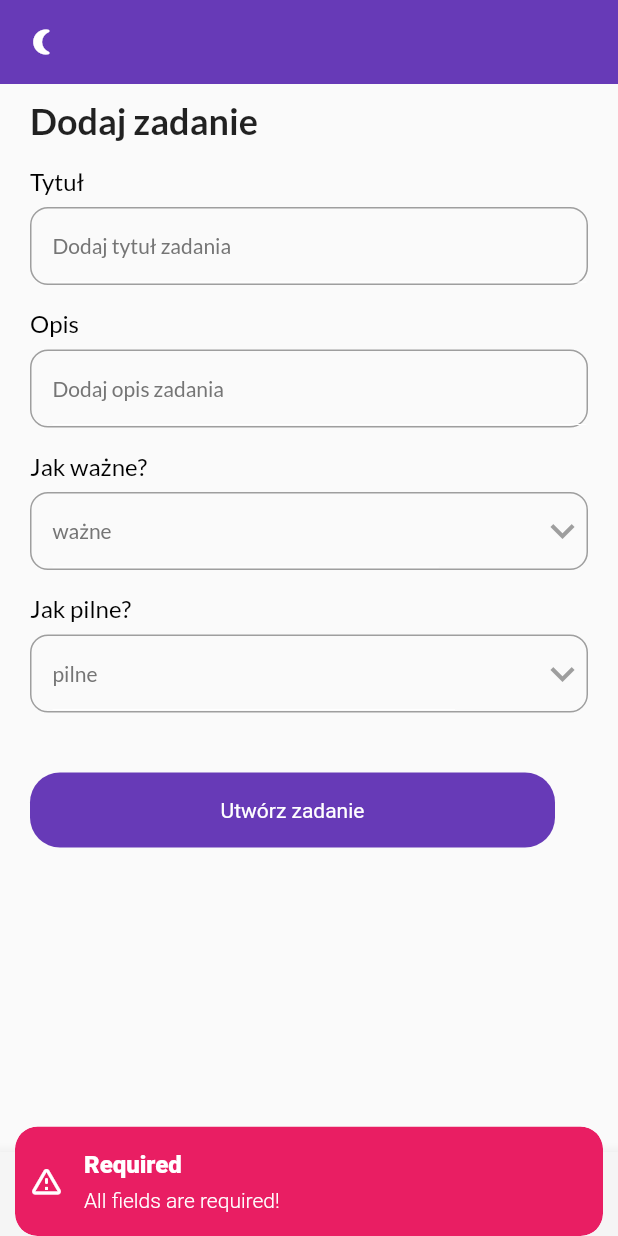
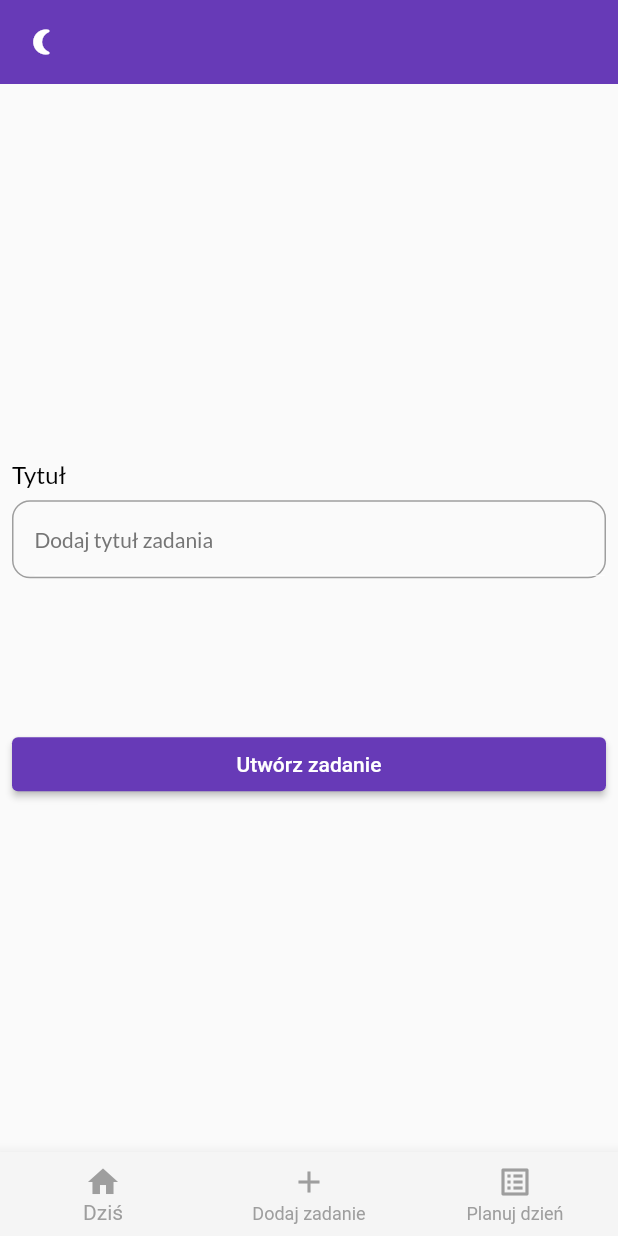
Before and after one commit to uchmielewska/Einsenhover-planner, a Flutter app: the AddTaskScreen screen opened by its route, item 2 of the bottom bar chosen, after a tap on "Utwórz zadanie", on a phone screen of 412 x 824 dp. Run offline on Flutter 3.47's test engine with Material 2 defaults, Android fonts, the phone set to English and light mode, and no system bars; our stand-ins replace bloc, cloud_firestore, firebase_core, flutter_bloc, get, get_storage and 1 more; accounts and stored records are empty.

Commit message:
init add task

```diff
--- a/lib/ui/screens/add_task_screen.dart
+++ b/lib/ui/screens/add_task_screen.dart
@@ -7,6 +7,7 @@ import 'package:get/get.dart';
 
 import '../../business_logic/cubit/add_task/add_task_cubit.dart';
 import '../../services/theme_services.dart';
+import '../widgets/add_task_form.dart';
 import '../widgets/bottom_nagivation.dart';
 
 class AddTaskScreen extends StatefulWidget {
@@ -33,9 +34,48 @@ class _AddTaskScreenState extends State<AddTaskScreen> {
     return Scaffold(
         appBar: _appBar(),
         bottomNavigationBar: const BottomNavigationWidget(),
-      body: Container(
-          padding: const EdgeInsets.only(left: 20, right: 20, top: 10),
-          child: SingleChildScrollView(
+        body: BlocListener<AddTaskCubit, AddTaskState>(
+          listener: (ctx, state) {
+            if (state is TaskAdded) {
+              Navigator.pop(context);
+            }
+          },
+          child: Container(
+            padding: const EdgeInsets.symmetric(horizontal: 8, vertical: 8),
+            child: const AddTaskForm(),
+          ),
+        ));
+
+    // body: Container(
+    //     padding: const EdgeInsets.only(left: 20, right: 20, top: 10),
+    //     child: SingleChildScrollView(
+    //         child: Column(
+    //       crossAxisAlignment: CrossAxisAlignment.start,
+    //       children: [
+    //         Text("Dodaj zadanie", style: headingStyle),
+    //         MyInputField(
+    //             inputTitle: "Tytuł",
+    //             placeholder: "Dodaj tytuł zadania",
+    //             controller: _titleController),
+    //         MyInputField(
+    //             inputTitle: "Opis",
+    //             placeholder: "Dodaj opis zadania",
+    //             controller: _descriptionController),
+    //         _importanceSelect(context),
+    //         _prioritySelect(context),
+    //         Container(
+    //             padding: const EdgeInsets.only(top: 40),
+    //             child: MyButton(
+    //                 label: "Utwórz zadanie",
+    //                 onTap: () => _validateData(),
+    //                 isLong: true))
+    //       ],
+    //     ))),
+    // );
+  }
+
+  _addTaskForm() {
+    return SingleChildScrollView(
         child: Column(
       crossAxisAlignment: CrossAxisAlignment.start,
       children: [
@@ -57,8 +97,7 @@ class _AddTaskScreenState extends State<AddTaskScreen> {
                 onTap: () => _validateData(),
                 isLong: true))
       ],
-          ))),
-    );
+    ));
   }
 
   _validateData() {
--- a/lib/ui/screens/plan_day_screen.dart
+++ b/lib/ui/screens/plan_day_screen.dart
@@ -70,7 +70,7 @@ class _PlanDayState extends State<PlanDayScreen> {
       child: Column(
         crossAxisAlignment: CrossAxisAlignment.start,
         children: [
-          Text("Twoje zadania",
+          Text("Planuj dzień",
               style: headingStyle,
               selectionColor: Get.isDarkMode ? Colors.white : Colors.black),
         ],
--- /dev/null
+++ b/lib/ui/widgets/add_task_form.dart
@@ -0,0 +1,83 @@
+import 'package:flutter/material.dart';
+import 'package:flutter_bloc/flutter_bloc.dart';
+
+import '../../business_logic/cubit/add_task/add_task_cubit.dart';
+import 'input_field.dart';
+
+class AddTaskForm extends StatefulWidget {
+  const AddTaskForm({Key? key}) : super(key: key);
+
+  @override
+  State<StatefulWidget> createState() {
+    return AddTaskFormState();
+  }
+}
+
+class AddTaskFormState extends State<AddTaskForm> {
+  String _title = '';
+  String _description = '';
+  bool isPrior = true;
+  bool isImportant = true;
+
+  final TextEditingController _titleController = TextEditingController();
+
+  final GlobalKey<FormState> _formKey = GlobalKey<FormState>();
+
+  Widget _buildNameField() {
+    return MyInputField(
+        inputTitle: "Tytuł",
+        placeholder: "Dodaj tytuł zadania",
+        controller: _titleController);
+    // return TextFormField(
+    //   decoration: const InputDecoration(labelText: 'Tytuł'),
+    //   // validator: commonValidation,
+    //   onSaved: (String? value) {
+    //     if (value != null) {
+    //       _title = value;
+    //     }
+    //   },
+    // );
+  }
+
+  Widget _buildSubmitButton(BuildContext context) {
+    return ElevatedButton(
+        onPressed: () => {
+              if (_formKey.currentState?.validate() == true)
+                {
+                  _formKey.currentState?.save(),
+                  BlocProvider.of<AddTaskCubit>(context).addTask(
+                      _titleController.text, _description, isImportant, isPrior)
+                }
+            },
+        child: Center(child: BlocBuilder<AddTaskCubit, AddTaskState>(
+          builder: ((context, state) {
+            if (state is AddTaskLoading) {
+              return const CircularProgressIndicator();
+            }
+
+            return const Text("Utwórz zadanie");
+          }),
+        )));
+  }
+
+  @override
+  Widget build(BuildContext context) {
+    return Form(
+      key: _formKey,
+      child: Column(
+          mainAxisAlignment: MainAxisAlignment.center,
+          children: <Widget>[
+            _buildNameField(),
+            const SizedBox(height: 100),
+            _buildSubmitButton(context)
+          ]),
+    );
+  }
+}
+
+String commonValidation(String? value) {
+  if (value == null || value.isEmpty) {
+    return 'Pole jest wymagane';
+  }
+  return '';
+}
--- a/lib/ui/widgets/bottom_nagivation.dart
+++ b/lib/ui/widgets/bottom_nagivation.dart
@@ -44,7 +44,7 @@ class _BottomNavigationWidgetState extends State<BottomNavigationWidget> {
       items: const <BottomNavigationBarItem>[
         BottomNavigationBarItem(
           icon: Icon(Icons.home),
-          label: 'Twój dzień',
+          label: 'Dziś',
         ),
         BottomNavigationBarItem(
           icon: Icon(Icons.add),
@@ -52,7 +52,7 @@ class _BottomNavigationWidgetState extends State<BottomNavigationWidget> {
         ),
         BottomNavigationBarItem(
           icon: Icon(Icons.list_alt),
-          label: 'Planuj',
+          label: 'Planuj dzień',
         ),
       ],
       currentIndex: _currentIndex(context),
```
Lines whose indentation alone changed are shown as unchanged.
